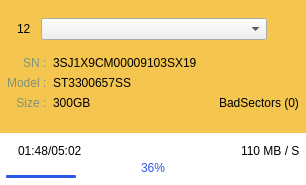
First picture: the form in untitled/panelwidget.ui, repository pastoria/hdses, before the edit.
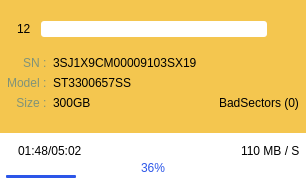
Second picture: the form after the edit. Icons and pictures are not drawn.

Commit message: show combo box scroll bar

Patch:
```diff
--- a/untitled/panelwidget.ui
+++ b/untitled/panelwidget.ui
@@ -149,7 +149,95 @@
             <item>
              <widget class="QComboBox" name="comboBox">
               <property name="styleSheet">
-               <string notr="true"/>
+               <string notr="true">QComboBox {  
+     border: 0px solid rgba(204, 204, 204, 1);
+     border-radius: 3px;
+     border-width: 0px; border-style:outset;
+     padding-left: 0px;
+     outline:0px;
+     combobox-popup: 0;
+     color: rgba(0, 0, 0, 1);
+}
+
+QComboBox QAbstractItemView {
+    outline: 0px solid red;
+    border: 0px solid yellow;
+    color: rgba(0, 0, 0, 1);
+    padding-left: 0px;
+    background-color: rgba(255, 255, 255, 1);
+    selection-color: rgba(255, 255, 255, 1);
+    selection-background-color: rgba(144, 1, 255, 1);
+}
+
+QComboBox::drop-down {
+    subcontrol-origin: padding;
+    subcontrol-position: top right;
+    width: 35px;
+    border-left-width: 0px;
+    border-left-color: gray;
+    border-left-style: solid;
+    border-top-right-radius: 3px;
+    border-bottom-right-radius: 3px;
+    background:transparent;
+}
+
+QComboBox::down-arrow {
+	image: url(:/images/MoreButton_Gray.svg);
+	background: transparent;
+}
+
+QComboBox::down-arrow:on {
+	image: url(:/images/LessButton_Gray.svg);
+	background: transparent;
+}
+
+QComboBox QScrollBar::vertical{
+    width:10px;
+    background: rgba(255, 255, 255, 1);
+    border:none;
+    border-radius:1px;
+}
+
+QComboBox QScrollBar::handle::vertical{
+    border-radius:1px;
+    width: 10px;
+    background: rgba(87, 0, 156, 1);
+}
+
+QComboBox QScrollBar::add-line::vertical{
+    border:none;
+}
+
+QComboBox QScrollBar::sub-line::vertical{
+    border:none;
+}
+
+#widget_info {
+    background-color: rgba(244, 198, 79, 1);
+}
+
+#widget_status {
+    background-color: #ffffff;
+}
+
+#label_1, #label_2, #label_3 {
+	color: #809379;
+}
+
+#label_progress {
+	color: #2c56e8;
+}
+
+QProgressBar {
+	background-color: rgba(255, 255, 255, 0);
+	border: none;
+}
+
+QProgressBar::chunk {
+	background-color: #2c56e8;
+	border-radius: 1px;
+}
+</string>
               </property>
              </widget>
             </item>
```
The commit also changes 2 other files.
